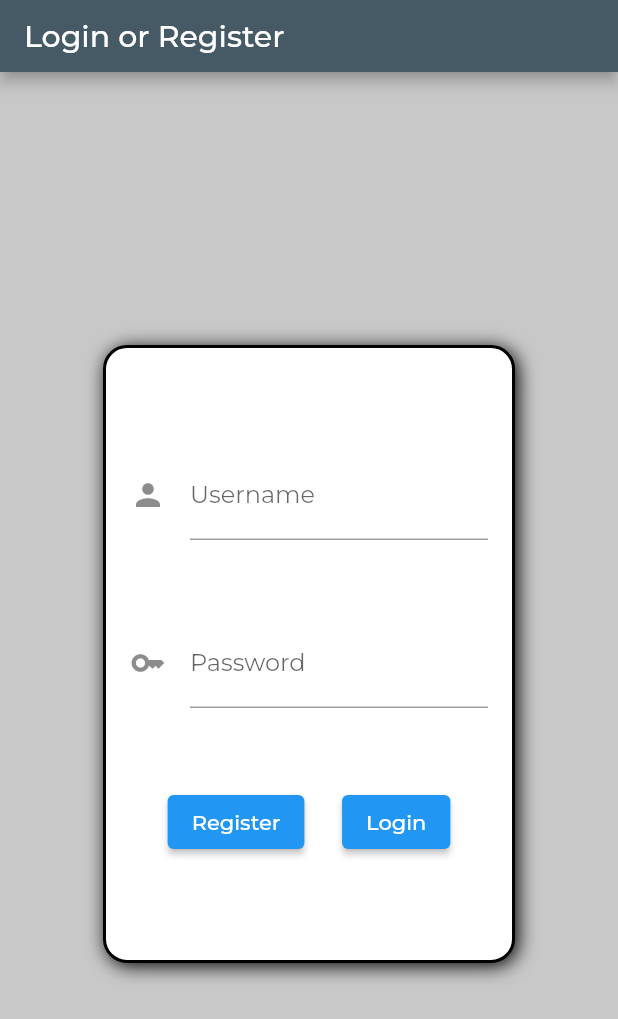
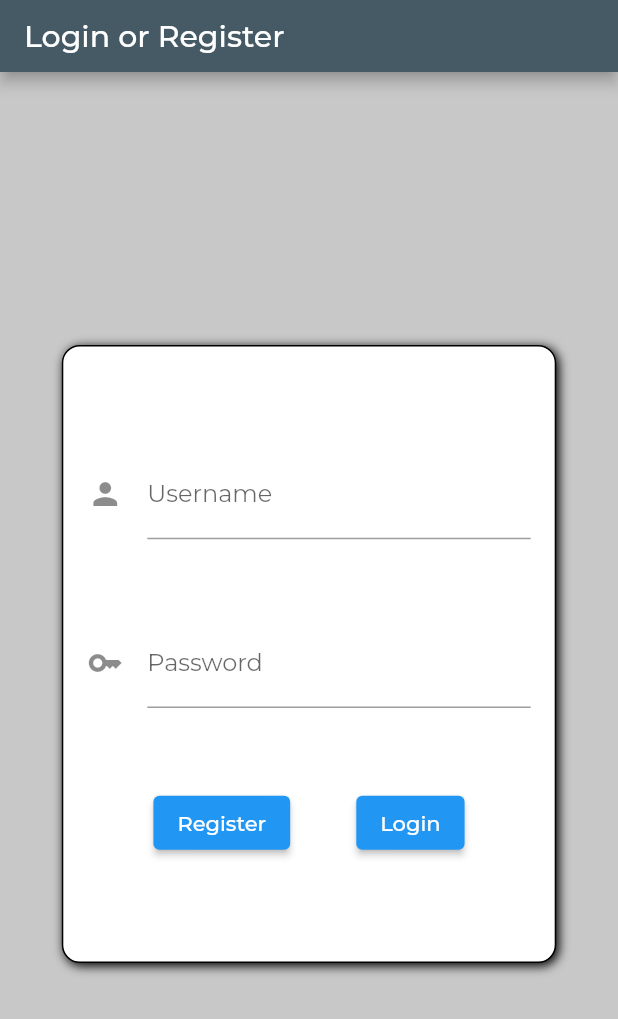
Before and after one commit to whitetxt/planner_app, a Flutter app: the screen it shows after launch, on a phone screen of 412 x 824 dp. Shown: the top 1019 px of the screen. Run offline on Flutter 3.47's test engine with Material 2 defaults, Android fonts, the phone set to English and light mode, and no system bars; our stand-ins replace auto_size_text, google_fonts, shared_preferences; missing offline and left inert: flutter_calendar_widget; accounts and stored records are empty.

Commit message:
Design Improvements

```diff
--- a/lib/exams.dart
+++ b/lib/exams.dart
@@ -117,7 +117,7 @@ class MarkWidget extends StatelessWidget {
                                     ),
                                   ),
                                   child: const Text(
-                                    "Create an Event",
+                                    "Changing Mark",
                                     textAlign: TextAlign.center,
                                   ),
                                 ),
@@ -463,7 +463,6 @@ class _ExamPageState extends State<ExamPage> {
                                   decoration: const InputDecoration(
                                     labelText: "Grade",
                                   ),
-                                  keyboardType: TextInputType.number,
                                   validator: (value) {
                                     if (value == null || value.isEmpty) {
                                       return "Enter a grade";
--- a/lib/login.dart
+++ b/lib/login.dart
@@ -236,22 +236,22 @@ class _LoginPageState extends State<LoginPage> {
             Center(
               child: Container(
                 constraints: BoxConstraints(
-                  maxWidth: MediaQuery.of(context).size.width / 1.5,
+                  maxWidth: MediaQuery.of(context).size.width / 1.25,
                   maxHeight: MediaQuery.of(context).size.height / 2,
                 ),
                 alignment: Alignment.center,
                 decoration: BoxDecoration(
                   color: Theme.of(context).cardColor,
-                  borderRadius: BorderRadius.circular(16),
+                  borderRadius: BorderRadius.circular(12),
                   border: Border.all(
                     color: Theme.of(context).shadowColor,
-                    width: 2,
+                    width: 1,
                   ),
                   boxShadow: const [
                     BoxShadow(
                       color: Colors.black,
-                      offset: Offset(2.0, 2.0),
-                      blurRadius: 10.0,
+                      offset: Offset(1.5, 1.5),
+                      blurRadius: 5.0,
                     ),
                   ],
                 ),
```
